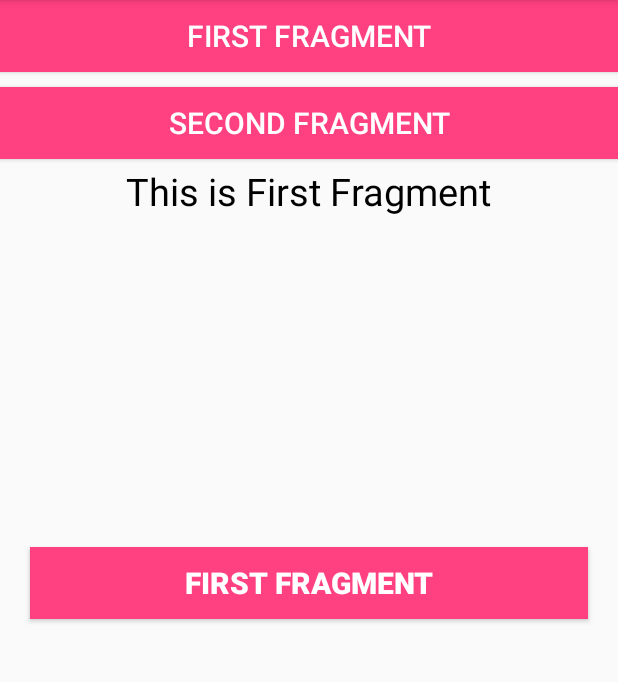
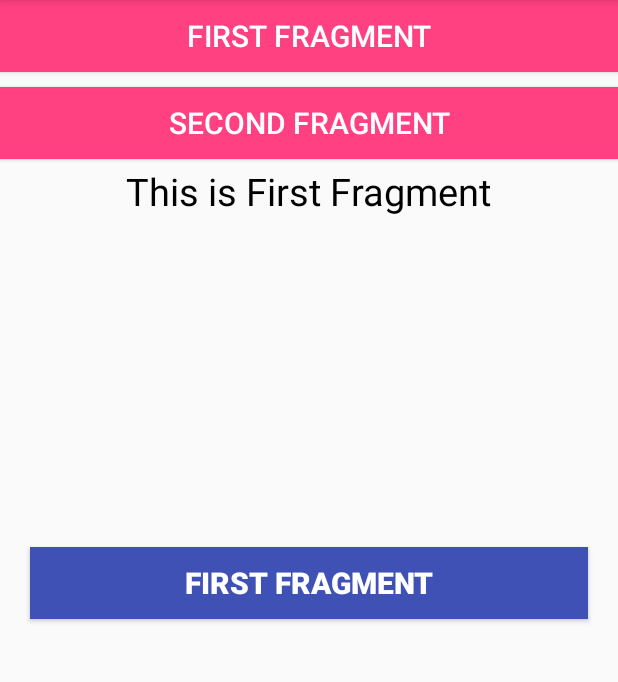
Before and after one commit to sanjaynme/nast, an Android app: the HomeActivity screen opened directly, with no data from a screen before it, after a tap on "FIRST FRAGMENT", on a phone screen of 412 x 824 dp, the part 84-766 px from its top. Run offline under Robolectric (Android 15) with nearby library versions, the phone set to English and light mode, and no system bars.

Commit message:
added feature fragment

```diff
--- a/app/src/main/res/layout/activity_home.xml
+++ b/app/src/main/res/layout/activity_home.xml
@@ -27,7 +27,7 @@
         android:layout_width="match_parent"
         android:layout_height="wrap_content"
         android:background="@color/colorAccent"
-        android:text="First Fragment"
+        android:text="@string/first_fragment"
         android:textColor="@color/colorWhite"
         android:textSize="20sp" />
 
@@ -38,7 +38,7 @@
         android:layout_below="@+id/firstFragment"
         android:layout_marginTop="10dp"
         android:background="@color/colorAccent"
-        android:text="Second Fragment"
+        android:text="@string/second_fragment"
         android:textColor="@color/colorWhite"
         android:textSize="20sp" />
 
--- a/app/src/main/res/layout/fragment_first.xml
+++ b/app/src/main/res/layout/fragment_first.xml
@@ -10,7 +10,7 @@
         android:layout_height="wrap_content"
         android:layout_centerHorizontal="true"
         android:layout_marginTop="100dp"
-        android:text="This is First Fragment"
+        android:text="@string/this_is_first_fragment"
         android:textColor="@color/black"
         android:textSize="25sp" />
 
@@ -21,8 +21,8 @@
         android:layout_centerInParent="true"
         android:layout_marginLeft="20dp"
         android:layout_marginRight="20dp"
-        android:background="@color/colorAccent"
-        android:text="First Fragment"
+        android:background="@color/colorPrimary"
+        android:text="@string/first_fragment"
         android:textColor="@color/colorWhite"
         android:textSize="20sp"
         android:textStyle="bold" />
--- a/app/src/main/res/layout/fragment_second.xml
+++ b/app/src/main/res/layout/fragment_second.xml
@@ -10,7 +10,7 @@
         android:layout_height="wrap_content"
         android:layout_centerHorizontal="true"
         android:layout_marginTop="100dp"
-        android:text="This is Second Fragment"
+        android:text="@string/this_is_second_fragment"
         android:textColor="@color/black"
         android:textSize="25sp" />
 
@@ -22,7 +22,7 @@
         android:layout_marginLeft="20dp"
         android:layout_marginRight="20dp"
         android:background="@color/colorAccent"
-        android:text="Second Fragment"
+        android:text="@string/second_fragment"
         android:textColor="@color/colorWhite"
         android:textSize="20sp"
         android:textStyle="bold" />
--- a/app/src/main/res/values/strings.xml
+++ b/app/src/main/res/values/strings.xml
@@ -40,4 +40,8 @@
     <string name="applications">Applications</string>
     <string name="job_alerts">Job Alerts</string>
     <string name="profile">Profile</string>
+    <string name="second_fragment">Second Fragment</string>
+    <string name="first_fragment">First Fragment</string>
+    <string name="this_is_first_fragment">This is First Fragment</string>
+    <string name="this_is_second_fragment">This is Second Fragment</string>
 </resources>
```
